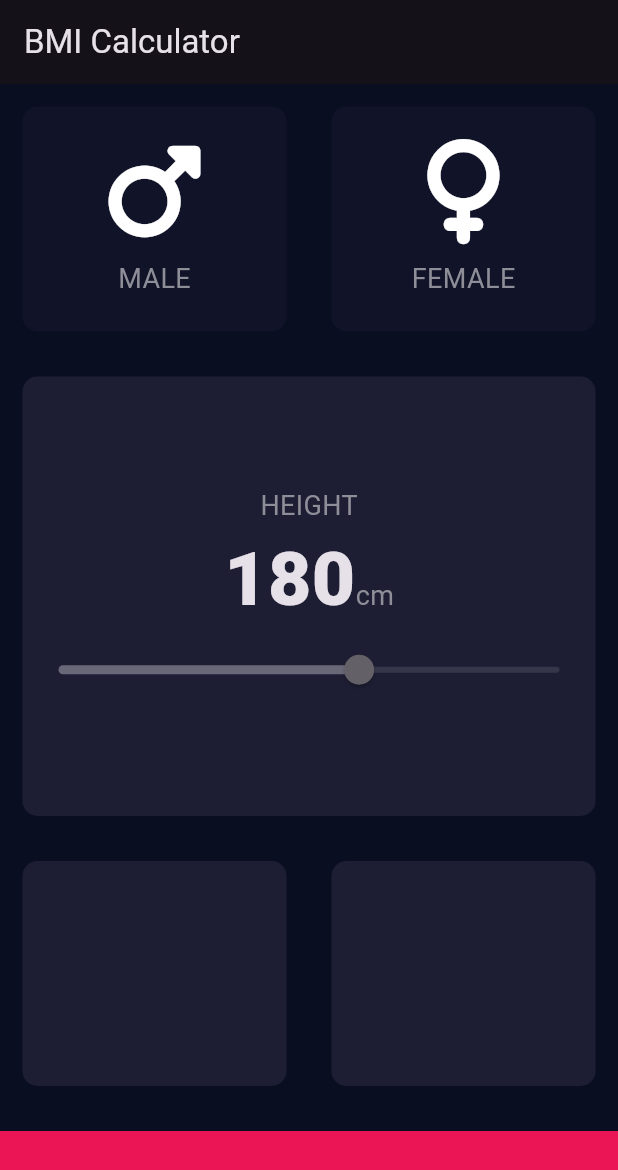
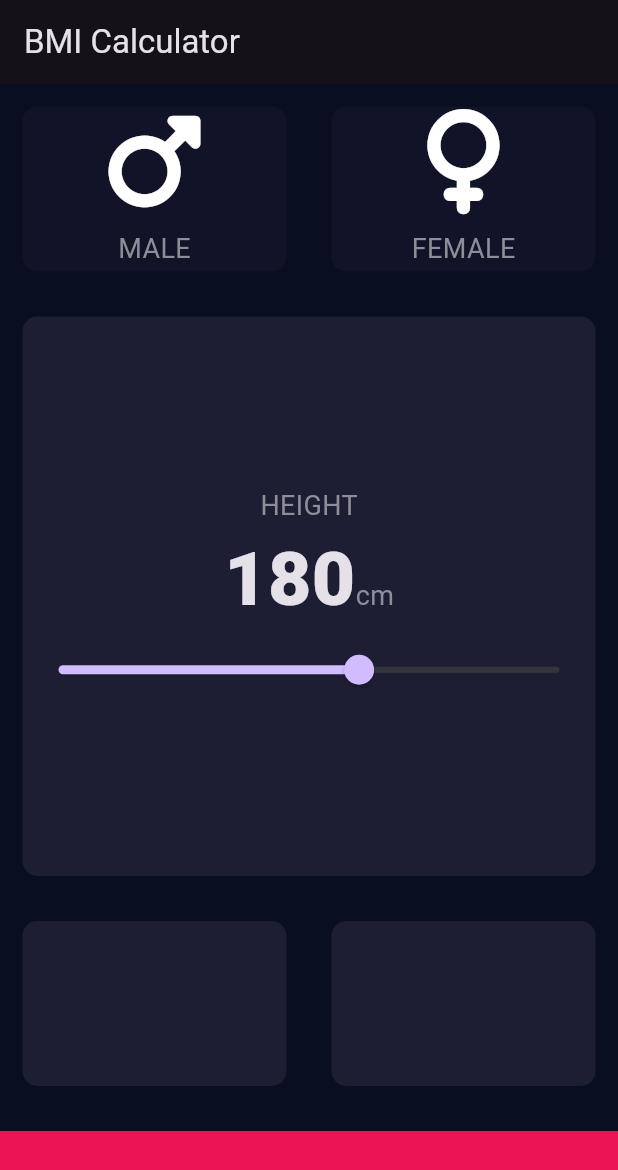
Before and after one commit to shrutiiiiin/bmi-flutter, a Flutter app: the screen it shows after launch, on a phone screen of 412 x 824 dp. Shown: the top 1170 px of the screen. Run offline on Flutter 3.47's test engine with Material 3 defaults, Android fonts, the phone set to English and light mode, and no system bars; our stand-ins replace font_awesome_flutter.

Commit message:
new changes

```diff
--- a/lib/input_page.dart
+++ b/lib/input_page.dart
@@ -70,7 +70,7 @@ class _InputPageState extends State<InputPage> {
             ],
           ),
           Expanded(
-            child: ReusableCard(
+            child: sliderContainer(
               color: kprimaryColor,
               cardchild: Column(
                 mainAxisAlignment: MainAxisAlignment.center,
@@ -98,7 +98,9 @@ class _InputPageState extends State<InputPage> {
                       value: height.toDouble(),
                       min: 120,
                       max: 220,
-                      onChanged: onChanged)
+                      onChanged: (double newvalue) {
+                        print(newvalue);
+                      }),
                 ],
               ),
             ),
--- a/lib/reusable_card.dart
+++ b/lib/reusable_card.dart
@@ -1,14 +1,33 @@
 import 'package:flutter/material.dart';
 
 class ReusableCard extends StatelessWidget {
-  ReusableCard({required this.color, this.cardchild});
-  final Color color;
+  ReusableCard({this.color, this.cardchild});
+  final Color? color;
   final Widget? cardchild; //make it null
   @override
   Widget build(BuildContext context) {
     return Container(
       child: cardchild,
-      height: 150,
+      height: 110,
+      width: 200,
+      margin: EdgeInsets.all(15),
+      decoration: BoxDecoration(
+        color: color,
+        borderRadius: BorderRadius.circular(10),
+      ),
+    );
+  }
+}
+
+class sliderContainer extends StatelessWidget {
+  sliderContainer({this.cardchild, this.color});
+  final Widget? cardchild;
+  final Color? color;
+  @override
+  Widget build(BuildContext context) {
+    return Container(
+      child: cardchild,
+      height: 200,
       width: 400,
       margin: EdgeInsets.all(15),
       decoration: BoxDecoration(
```
